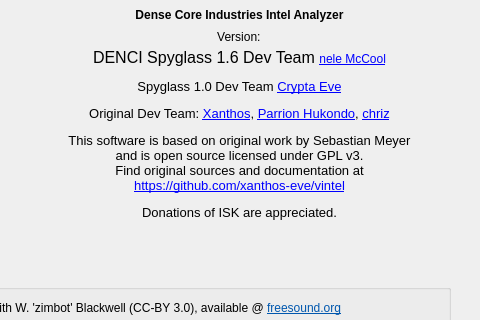
The window that src/vi/ui/Info.ui (jkey-67/spyglass) describes before a commit, drawn with Qt 5; both pictures show x 220 to 700 and y 0 to 320 of the 700 by 592 pixel window.
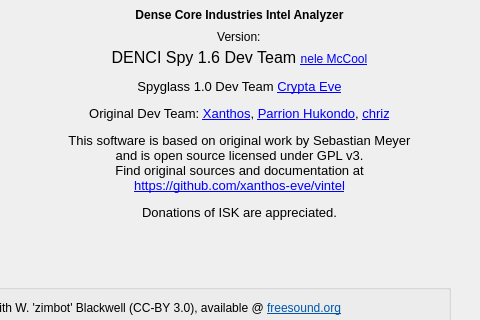
The same window after the commit.

Commit message: renamed to DENCI Spy

```diff
--- a/src/vi/ui/Info.ui
+++ b/src/vi/ui/Info.ui
@@ -750,7 +750,7 @@
     </rect>
    </property>
    <property name="text">
-    <string>&lt;html&gt;&lt;head/&gt;&lt;body&gt;&lt;p align=&quot;center&quot;&gt;&lt;span style=&quot; font-weight:600;&quot;&gt;Dense Core Industries Intel Analyzer&lt;/span&gt;&lt;br/&gt;&lt;/p&gt;&lt;p align=&quot;center&quot;&gt;&lt;span style=&quot; font-size:12pt;&quot;&gt;DENCI Spyglass 1.6 Dev Team &lt;/span&gt;&lt;a href=&quot;https://github.com/jkey-67/spyglass/tree/qt5&quot;&gt;&lt;span style=&quot; text-decoration: underline; color:#0000ff;&quot;&gt;nele McCool&lt;/span&gt;&lt;/a&gt;&lt;/p&gt;&lt;p align=&quot;center&quot;&gt;&lt;span style=&quot; font-size:10pt;&quot;&gt;Spyglass 1.0 Dev Team &lt;/span&gt;&lt;a href=&quot;mailto: crypta@crypta.tech&quot;&gt;&lt;span style=&quot; font-size:10pt; text-decoration: underline; color:#0000ff;&quot;&gt;Crypta Eve&lt;/span&gt;&lt;/a&gt;&lt;/p&gt;&lt;p align=&quot;center&quot;&gt;&lt;span style=&quot; font-size:10pt;&quot;&gt;Original Dev Team: &lt;/span&gt;&lt;a href=&quot;mailto:xanthos.eve@gmail.com&quot;&gt;&lt;span style=&quot; font-size:10pt; text-decoration: underline; color:#0000ff;&quot;&gt;Xanthos&lt;/span&gt;&lt;/a&gt;&lt;span style=&quot; font-size:10pt;&quot;&gt;, &lt;/span&gt;&lt;a href=&quot;mailto:lightlazer@gmail.com&quot;&gt;&lt;span style=&quot; font-size:10pt; text-decoration: underline; color:#0000ff;&quot;&gt;Parrion Hukondo&lt;/span&gt;&lt;/a&gt;&lt;span style=&quot; font-size:10pt;&quot;&gt;, &lt;/span&gt;&lt;a href=&quot;mailto:cberg@3wsolutions.se&quot;&gt;&lt;span style=&quot; font-size:10pt; text-decoration: underline; color:#0000ff;&quot;&gt;chriz&lt;/span&gt;&lt;/a&gt;&lt;/p&gt;&lt;p align=&quot;center&quot;&gt;&lt;span style=&quot; font-size:10pt;&quot;&gt;This software is based on original work by Sebastian Meyer &lt;br/&gt;and is open source licensed under GPL v3.&lt;br/&gt;Find original sources and documentation at&lt;br/&gt;&lt;/span&gt;&lt;a href=&quot;https://github.com/XanthosX/vintel&quot;&gt;&lt;span style=&quot; font-size:10pt; text-decoration: underline; color:#0000ff;&quot;&gt;https://github.com/xanthos-eve/vintel&lt;/span&gt;&lt;/a&gt;&lt;/p&gt;&lt;p align=&quot;center&quot;&gt;&lt;span style=&quot; font-size:10pt;&quot;&gt;Donations of ISK are appreciated.&lt;/span&gt;&lt;/p&gt;&lt;/body&gt;&lt;/html&gt;</string>
+    <string>&lt;html&gt;&lt;head/&gt;&lt;body&gt;&lt;p align=&quot;center&quot;&gt;&lt;span style=&quot; font-weight:600;&quot;&gt;Dense Core Industries Intel Analyzer&lt;/span&gt;&lt;br/&gt;&lt;/p&gt;&lt;p align=&quot;center&quot;&gt;&lt;span style=&quot; font-size:12pt;&quot;&gt;DENCI Spy 1.6 Dev Team &lt;/span&gt;&lt;a href=&quot;https://github.com/jkey-67/spyglass/tree/qt5&quot;&gt;&lt;span style=&quot; text-decoration: underline; color:#0000ff;&quot;&gt;nele McCool&lt;/span&gt;&lt;/a&gt;&lt;/p&gt;&lt;p align=&quot;center&quot;&gt;&lt;span style=&quot; font-size:10pt;&quot;&gt;Spyglass 1.0 Dev Team &lt;/span&gt;&lt;a href=&quot;mailto: crypta@crypta.tech&quot;&gt;&lt;span style=&quot; font-size:10pt; text-decoration: underline; color:#0000ff;&quot;&gt;Crypta Eve&lt;/span&gt;&lt;/a&gt;&lt;/p&gt;&lt;p align=&quot;center&quot;&gt;&lt;span style=&quot; font-size:10pt;&quot;&gt;Original Dev Team: &lt;/span&gt;&lt;a href=&quot;mailto:xanthos.eve@gmail.com&quot;&gt;&lt;span style=&quot; font-size:10pt; text-decoration: underline; color:#0000ff;&quot;&gt;Xanthos&lt;/span&gt;&lt;/a&gt;&lt;span style=&quot; font-size:10pt;&quot;&gt;, &lt;/span&gt;&lt;a href=&quot;mailto:lightlazer@gmail.com&quot;&gt;&lt;span style=&quot; font-size:10pt; text-decoration: underline; color:#0000ff;&quot;&gt;Parrion Hukondo&lt;/span&gt;&lt;/a&gt;&lt;span style=&quot; font-size:10pt;&quot;&gt;, &lt;/span&gt;&lt;a href=&quot;mailto:cberg@3wsolutions.se&quot;&gt;&lt;span style=&quot; font-size:10pt; text-decoration: underline; color:#0000ff;&quot;&gt;chriz&lt;/span&gt;&lt;/a&gt;&lt;/p&gt;&lt;p align=&quot;center&quot;&gt;&lt;span style=&quot; font-size:10pt;&quot;&gt;This software is based on original work by Sebastian Meyer &lt;br/&gt;and is open source licensed under GPL v3.&lt;br/&gt;Find original sources and documentation at&lt;br/&gt;&lt;/span&gt;&lt;a href=&quot;https://github.com/XanthosX/vintel&quot;&gt;&lt;span style=&quot; font-size:10pt; text-decoration: underline; color:#0000ff;&quot;&gt;https://github.com/xanthos-eve/vintel&lt;/span&gt;&lt;/a&gt;&lt;/p&gt;&lt;p align=&quot;center&quot;&gt;&lt;span style=&quot; font-size:10pt;&quot;&gt;Donations of ISK are appreciated.&lt;/span&gt;&lt;/p&gt;&lt;/body&gt;&lt;/html&gt;</string>
    </property>
    <property name="alignment">
     <set>Qt::AlignHCenter|Qt::AlignTop</set>
```
The commit also changes 1 other file.
